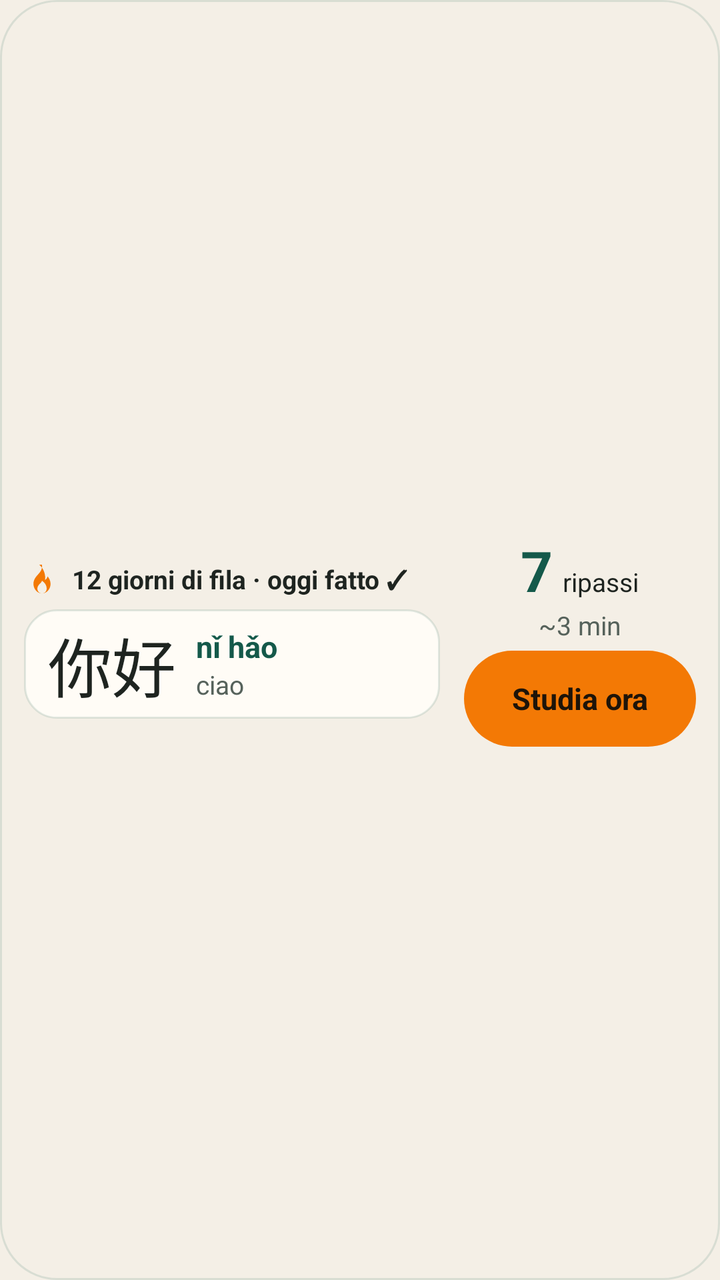
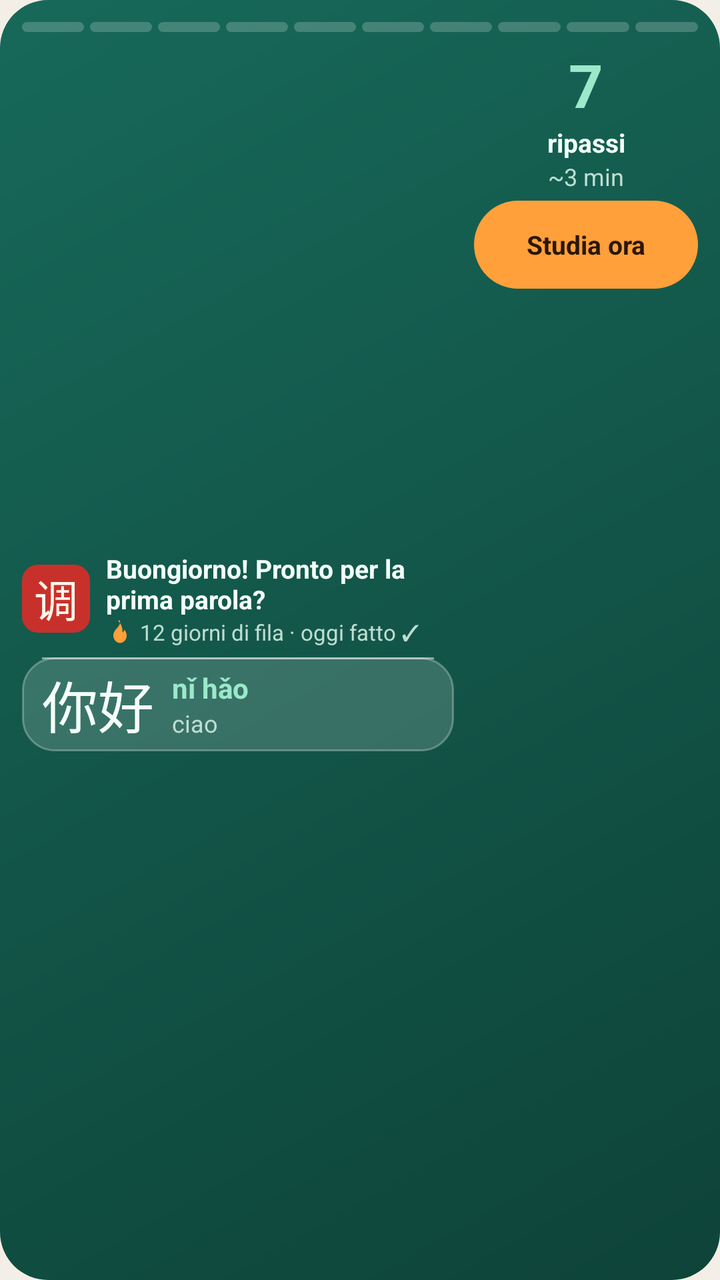

Two renders of the same Android screen: before a commit and after it. Below are the layout's source before the change and the commit's diff.
<!-- AndroidManifest.xml: application theme AppTheme -->
<!-- res/layout/widget_large.xml -->
<?xml version="1.0" encoding="utf-8"?>
<LinearLayout xmlns:android="http://schemas.android.com/apk/res/android"
    android:id="@+id/w_root" android:layout_width="match_parent" android:layout_height="match_parent"
    android:orientation="horizontal" android:gravity="center_vertical" android:baselineAligned="false"
    android:padding="12dp" android:background="@drawable/widget_bg">
    <LinearLayout android:layout_width="0dp" android:layout_height="wrap_content" android:layout_weight="1" android:orientation="vertical">
        <LinearLayout android:layout_width="match_parent" android:layout_height="wrap_content" android:orientation="horizontal" android:gravity="center_vertical">
            <ImageView android:layout_width="18dp" android:layout_height="18dp" android:src="@drawable/ic_w_flame" android:importantForAccessibility="no" />
            <TextView android:id="@+id/w_streak" android:layout_width="0dp" android:layout_height="wrap_content" android:layout_weight="1"
                android:layout_marginStart="6dp" android:maxLines="2" android:ellipsize="end"
                android:text="@string/w_sample_streak" android:textColor="@color/w_ink" android:textSize="13sp" android:textStyle="bold" />
        </LinearLayout>
        <LinearLayout android:id="@+id/w_word" android:layout_width="match_parent" android:layout_height="wrap_content" android:minHeight="52dp"
            android:layout_marginTop="6dp" android:orientation="horizontal" android:gravity="center_vertical"
            android:paddingStart="12dp" android:paddingEnd="12dp" android:paddingTop="4dp" android:paddingBottom="4dp" android:background="@drawable/widget_card">
            <TextView android:id="@+id/w_hz" android:layout_width="wrap_content" android:layout_height="wrap_content" android:maxLines="1"
                android:text="@string/w_sample_hz" android:textColor="@color/w_ink" android:textSize="32sp" />
            <LinearLayout android:layout_width="0dp" android:layout_height="wrap_content" android:layout_weight="1" android:layout_marginStart="10dp" android:orientation="vertical">
                <TextView android:id="@+id/w_py" android:layout_width="match_parent" android:layout_height="wrap_content" android:maxLines="1" android:ellipsize="end"
                    android:text="@string/w_sample_py" android:textColor="@color/w_accent" android:textSize="15sp" android:textStyle="bold" />
                <TextView android:id="@+id/w_it" android:layout_width="match_parent" android:layout_height="wrap_content" android:maxLines="1" android:ellipsize="end"
                    android:text="@string/w_sample_it" android:textColor="@color/w_muted" android:textSize="13sp" />
            </LinearLayout>
        </LinearLayout>
    </LinearLayout>
    <LinearLayout android:layout_width="116dp" android:layout_height="wrap_content" android:layout_marginStart="12dp" android:orientation="vertical" android:gravity="center_horizontal">
        <LinearLayout android:layout_width="wrap_content" android:layout_height="wrap_content" android:orientation="horizontal" android:gravity="bottom">
            <TextView android:id="@+id/w_due_n" android:layout_width="wrap_content" android:layout_height="wrap_content"
                android:text="@string/w_sample_n" android:textColor="@color/w_accent" android:textSize="28sp" android:textStyle="bold" />
            <TextView android:id="@+id/w_due_l" android:layout_width="wrap_content" android:layout_height="wrap_content" android:layout_marginStart="5dp" android:paddingBottom="4dp"
                android:text="@string/w_sample_label" android:textColor="@color/w_ink" android:textSize="13sp" />
        </LinearLayout>
        <TextView android:id="@+id/w_due_d" android:layout_width="match_parent" android:layout_height="wrap_content" android:gravity="center" android:maxLines="1" android:ellipsize="end"
            android:text="@string/w_sample_detail" android:textColor="@color/w_muted" android:textSize="13sp" />
        <TextView android:id="@+id/w_study" android:layout_width="match_parent" android:layout_height="48dp" android:layout_marginTop="4dp"
            android:gravity="center" android:background="@drawable/widget_btn" android:text="@string/w_study"
            android:textColor="@color/w_on_orange" android:textSize="15sp" android:textStyle="bold" />
    </LinearLayout>
</LinearLayout>
<!-- resources referenced by this layout -->
<resources>
  <color name="w_accent">#14594A</color>
  <color name="w_ink">#1E2420</color>
  <color name="w_muted">#56625B</color>
  <color name="w_on_orange">#1E1409</color>
  <!-- drawable ic_w_flame (drawable) -->
  <?xml version="1.0" encoding="utf-8"?>
  <vector xmlns:android="http://schemas.android.com/apk/res/android" android:width="24dp" android:height="24dp" android:viewportWidth="24" android:viewportHeight="24">
      <path android:fillColor="@color/w_orange" android:pathData="M12,2.2c0.4,3.1 -1.1,4.8 -2.6,6.5C7.9,10.4 6.3,12.2 6.3,15c0,3.5 2.6,6.4 5.7,6.4s5.7,-2.9 5.7,-6.4c0,-2 -0.9,-3.7 -2,-5c-0.2,1.1 -0.8,2 -1.7,2.4c0.5,-3.2 -0.6,-7.4 -3.9,-10.2z" />
      <path android:fillColor="@color/w_bg" android:pathData="M12,21.4c-1.8,0 -3.1,-1.4 -3.1,-3.2c0,-1.6 1,-2.6 2,-3.6c0.5,-0.5 0.9,-1 1.1,-1.7c1.3,1.1 3.1,2.5 3.1,5.3c0,1.8 -1.3,3.2 -3.1,3.2z" />
  </vector>
  <!-- drawable widget_bg (drawable) -->
  <?xml version="1.0" encoding="utf-8"?>
  <shape xmlns:android="http://schemas.android.com/apk/res/android" android:shape="rectangle">
      <solid android:color="@color/w_bg" />
      <stroke android:width="1dp" android:color="@color/w_stroke" />
      <corners android:radius="24dp" />
  </shape>
  <!-- drawable widget_btn (drawable) -->
  <?xml version="1.0" encoding="utf-8"?>
  <ripple xmlns:android="http://schemas.android.com/apk/res/android" android:color="@color/w_ripple">
      <item>
          <shape android:shape="rectangle">
              <solid android:color="@color/w_orange" />
              <corners android:radius="24dp" />
          </shape>
      </item>
  </ripple>
  <!-- drawable widget_card (drawable) -->
  <?xml version="1.0" encoding="utf-8"?>
  <ripple xmlns:android="http://schemas.android.com/apk/res/android" android:color="@color/w_ripple">
      <item>
          <shape android:shape="rectangle">
              <solid android:color="@color/w_card" />
              <stroke android:width="1dp" android:color="@color/w_stroke" />
              <corners android:radius="16dp" />
          </shape>
      </item>
  </ripple>
  <string name="w_sample_hz">你好</string>
  <string name="w_sample_it">ciao</string>
  <string name="w_sample_n">7</string>
  <string name="w_study">Studia ora</string>
  <color name="w_orange">#F37905</color>
  <color name="w_bg">#F4EFE6</color>
  <color name="w_stroke">#1F14594A</color>
  <color name="w_ripple">#33000000</color>
  <color name="w_card">#FFFCF6</color>
  <color name="paper">#F4EFE6</color>
  <color name="accent">#14594A</color>
  <!-- unchanged entries left out for length: 5 -->
</resources>

<!-- the commit's change to res/layout/widget_large.xml (unified diff, before → after) -->
@@ -1,39 +1,50 @@
 <?xml version="1.0" encoding="utf-8"?>
 <LinearLayout xmlns:android="http://schemas.android.com/apk/res/android"
     android:id="@+id/w_root" android:layout_width="match_parent" android:layout_height="match_parent"
-    android:orientation="horizontal" android:gravity="center_vertical" android:baselineAligned="false"
-    android:padding="12dp" android:background="@drawable/widget_bg">
-    <LinearLayout android:layout_width="0dp" android:layout_height="wrap_content" android:layout_weight="1" android:orientation="vertical">
+    android:orientation="vertical" android:padding="11dp" android:background="@drawable/w_giada_afternoon">
+    <LinearLayout android:id="@+id/w_segs" android:layout_width="match_parent" android:layout_height="5dp" android:layout_marginBottom="6dp" android:orientation="horizontal">
+        <ImageView android:id="@+id/w_s0" android:layout_width="0dp" android:layout_height="5dp" android:layout_weight="1" android:layout_marginEnd="3dp" android:src="@drawable/w_seg_off" android:scaleType="fitXY" android:importantForAccessibility="no" /><ImageView android:id="@+id/w_s1" android:layout_width="0dp" android:layout_height="5dp" android:layout_weight="1" android:layout_marginEnd="3dp" android:src="@drawable/w_seg_off" android:scaleType="fitXY" android:importantForAccessibility="no" /><ImageView android:id="@+id/w_s2" android:layout_width="0dp" android:layout_height="5dp" android:layout_weight="1" android:layout_marginEnd="3dp" android:src="@drawable/w_seg_off" android:scaleType="fitXY" android:importantForAccessibility="no" /><ImageView android:id="@+id/w_s3" android:layout_width="0dp" android:layout_height="5dp" android:layout_weight="1" android:layout_marginEnd="3dp" android:src="@drawable/w_seg_off" android:scaleType="fitXY" android:importantForAccessibility="no" /><ImageView android:id="@+id/w_s4" android:layout_width="0dp" android:layout_height="5dp" android:layout_weight="1" android:layout_marginEnd="3dp" android:src="@drawable/w_seg_off" android:scaleType="fitXY" android:importantForAccessibility="no" /><ImageView android:id="@+id/w_s5" android:layout_width="0dp" android:layout_height="5dp" android:layout_weight="1" android:layout_marginEnd="3dp" android:src="@drawable/w_seg_off" android:scaleType="fitXY" android:importantForAccessibility="no" /><ImageView android:id="@+id/w_s6" android:layout_width="0dp" android:layout_height="5dp" android:layout_weight="1" android:layout_marginEnd="3dp" android:src="@drawable/w_seg_off" android:scaleType="fitXY" android:importantForAccessibility="no" /><ImageView android:id="@+id/w_s7" android:layout_width="0dp" android:layout_height="5dp" android:layout_weight="1" android:layout_marginEnd="3dp" android:src="@drawable/w_seg_off" android:scaleType="fitXY" android:importantForAccessibility="no" /><ImageView android:id="@+id/w_s8" android:layout_width="0dp" android:layout_height="5dp" android:layout_weight="1" android:layout_marginEnd="3dp" android:src="@drawable/w_seg_off" android:scaleType="fitXY" android:importantForAccessibility="no" /><ImageView android:id="@+id/w_s9" android:layout_width="0dp" android:layout_height="5dp" android:layout_weight="1" android:layout_marginEnd="0dp" android:src="@drawable/w_seg_off" android:scaleType="fitXY" android:importantForAccessibility="no" />
+    </LinearLayout>
+    <LinearLayout android:layout_width="match_parent" android:layout_height="0dp" android:layout_weight="1" android:orientation="horizontal" android:baselineAligned="false">
+        <LinearLayout android:layout_width="0dp" android:layout_height="match_parent" android:layout_weight="1" android:orientation="vertical" android:gravity="center_vertical">
         <LinearLayout android:layout_width="match_parent" android:layout_height="wrap_content" android:orientation="horizontal" android:gravity="center_vertical">
-            <ImageView android:layout_width="18dp" android:layout_height="18dp" android:src="@drawable/ic_w_flame" android:importantForAccessibility="no" />
-            <TextView android:id="@+id/w_streak" android:layout_width="0dp" android:layout_height="wrap_content" android:layout_weight="1"
-                android:layout_marginStart="6dp" android:maxLines="2" android:ellipsize="end"
-                android:text="@string/w_sample_streak" android:textColor="@color/w_ink" android:textSize="13sp" android:textStyle="bold" />
-        </LinearLayout>
-        <LinearLayout android:id="@+id/w_word" android:layout_width="match_parent" android:layout_height="wrap_content" android:minHeight="52dp"
-            android:layout_marginTop="6dp" android:orientation="horizontal" android:gravity="center_vertical"
-            android:paddingStart="12dp" android:paddingEnd="12dp" android:paddingTop="4dp" android:paddingBottom="4dp" android:background="@drawable/widget_card">
-            <TextView android:id="@+id/w_hz" android:layout_width="wrap_content" android:layout_height="wrap_content" android:maxLines="1"
-                android:text="@string/w_sample_hz" android:textColor="@color/w_ink" android:textSize="32sp" />
-            <LinearLayout android:layout_width="0dp" android:layout_height="wrap_content" android:layout_weight="1" android:layout_marginStart="10dp" android:orientation="vertical">
-                <TextView android:id="@+id/w_py" android:layout_width="match_parent" android:layout_height="wrap_content" android:maxLines="1" android:ellipsize="end"
-                    android:text="@string/w_sample_py" android:textColor="@color/w_accent" android:textSize="15sp" android:textStyle="bold" />
-                <TextView android:id="@+id/w_it" android:layout_width="match_parent" android:layout_height="wrap_content" android:maxLines="1" android:ellipsize="end"
-                    android:text="@string/w_sample_it" android:textColor="@color/w_muted" android:textSize="13sp" />
+            <FrameLayout android:layout_width="34dp" android:layout_height="34dp">
+                <TextView android:id="@+id/w_seal" android:layout_width="34dp" android:layout_height="34dp" android:gravity="center" android:background="@drawable/w_seal" android:text="调" android:textColor="#FFF6EA" android:textSize="22sp" android:importantForAccessibility="no" />
+                <ImageView android:id="@+id/w_icon" android:layout_width="34dp" android:layout_height="34dp" android:src="@drawable/ic_g_sun" android:visibility="gone" android:importantForAccessibility="no" />
+            </FrameLayout>
+            <LinearLayout android:layout_width="0dp" android:layout_height="wrap_content" android:layout_weight="1" android:layout_marginStart="8dp" android:orientation="vertical">
+                <TextView android:id="@+id/w_title" android:layout_width="match_parent" android:layout_height="wrap_content" android:maxLines="2" android:ellipsize="end"
+                    android:text="@string/w_sample_msg" android:textColor="@color/w_g_text" android:textSize="13sp" android:textStyle="bold" />
+                <LinearLayout android:layout_width="match_parent" android:layout_height="wrap_content" android:orientation="horizontal" android:gravity="center_vertical">
+                    <ImageView android:id="@+id/w_flame" android:layout_width="14dp" android:layout_height="14dp" android:src="@drawable/ic_g_flame" android:importantForAccessibility="no" />
+                    <TextView android:id="@+id/w_streak" android:layout_width="0dp" android:layout_height="wrap_content" android:layout_weight="1" android:layout_marginStart="3dp" android:maxLines="1" android:ellipsize="end"
+                        android:text="@string/w_sample_streak" android:textColor="@color/w_g_mute" android:textSize="11sp" />
+                </LinearLayout>
             </LinearLayout>
         </LinearLayout>
+        <LinearLayout android:id="@+id/w_word" android:layout_width="match_parent" android:layout_height="wrap_content" android:minHeight="44dp"
+            android:layout_marginTop="5dp" android:orientation="horizontal" android:gravity="center_vertical"
+            android:paddingStart="10dp" android:paddingEnd="10dp" android:paddingTop="3dp" android:paddingBottom="3dp" android:background="@drawable/w_glass">
+            <TextView android:id="@+id/w_hz" android:layout_width="wrap_content" android:layout_height="wrap_content" android:maxLines="1"
+                android:text="@string/w_sample_hz" android:textColor="@color/w_g_text" android:textSize="28sp" />
+            <LinearLayout android:layout_width="0dp" android:layout_height="wrap_content" android:layout_weight="1" android:layout_marginStart="9dp" android:orientation="vertical">
+                <TextView android:id="@+id/w_py" android:layout_width="match_parent" android:layout_height="wrap_content" android:maxLines="1" android:ellipsize="end"
+                    android:text="@string/w_sample_py" android:textColor="@color/w_g_mint" android:textSize="14sp" android:textStyle="bold" />
+                <TextView android:id="@+id/w_it" android:layout_width="match_parent" android:layout_height="wrap_content" android:maxLines="2" android:ellipsize="end"
+                    android:text="@string/w_sample_it" android:textColor="@color/w_g_mute" android:textSize="12sp" />
+            </LinearLayout>
+        </LinearLayout>
+        </LinearLayout>
+    <LinearLayout android:id="@+id/w_right" android:layout_width="112dp" android:layout_height="match_parent" android:layout_marginStart="10dp" android:orientation="vertical" android:gravity="center_horizontal">
+        <TextView android:id="@+id/w_due_n" android:layout_width="wrap_content" android:layout_height="wrap_content"
+            android:text="@string/w_sample_n" android:textColor="@color/w_g_mint" android:textSize="30sp" android:textStyle="bold" />
+        <TextView android:id="@+id/w_due_l" android:layout_width="match_parent" android:layout_height="wrap_content" android:gravity="center" android:maxLines="1" android:ellipsize="end"
+            android:text="@string/w_sample_label" android:textColor="@color/w_g_text" android:textSize="13sp" android:textStyle="bold" />
+        <TextView android:id="@+id/w_due_d" android:layout_width="match_parent" android:layout_height="wrap_content" android:gravity="center" android:maxLines="1" android:ellipsize="end"
+            android:text="@string/w_sample_detail" android:textColor="@color/w_g_mute" android:textSize="12sp" />
+        <TextView android:id="@+id/w_study" android:layout_width="match_parent" android:layout_height="44dp" android:layout_marginTop="4dp"
+            android:gravity="center" android:maxLines="2" android:ellipsize="end" android:paddingStart="6dp" android:paddingEnd="6dp" android:background="@drawable/w_btn_giada" android:text="@string/w_study"
+            android:textColor="@color/w_g_on_orange" android:textSize="13sp" android:textStyle="bold" />
     </LinearLayout>
-    <LinearLayout android:layout_width="116dp" android:layout_height="wrap_content" android:layout_marginStart="12dp" android:orientation="vertical" android:gravity="center_horizontal">
-        <LinearLayout android:layout_width="wrap_content" android:layout_height="wrap_content" android:orientation="horizontal" android:gravity="bottom">
-            <TextView android:id="@+id/w_due_n" android:layout_width="wrap_content" android:layout_height="wrap_content"
-                android:text="@string/w_sample_n" android:textColor="@color/w_accent" android:textSize="28sp" android:textStyle="bold" />
-            <TextView android:id="@+id/w_due_l" android:layout_width="wrap_content" android:layout_height="wrap_content" android:layout_marginStart="5dp" android:paddingBottom="4dp"
-                android:text="@string/w_sample_label" android:textColor="@color/w_ink" android:textSize="13sp" />
-        </LinearLayout>
-        <TextView android:id="@+id/w_due_d" android:layout_width="match_parent" android:layout_height="wrap_content" android:gravity="center" android:maxLines="1" android:ellipsize="end"
-            android:text="@string/w_sample_detail" android:textColor="@color/w_muted" android:textSize="13sp" />
-        <TextView android:id="@+id/w_study" android:layout_width="match_parent" android:layout_height="48dp" android:layout_marginTop="4dp"
-            android:gravity="center" android:background="@drawable/widget_btn" android:text="@string/w_study"
-            android:textColor="@color/w_on_orange" android:textSize="15sp" android:textStyle="bold" />
     </LinearLayout>
 </LinearLayout>
<!-- resource entries referenced after the edit -->
@@ -1,52 +1,62 @@
 <!-- resources referenced by this layout -->
 <resources>
-  <color name="w_accent">#14594A</color>
-  <color name="w_ink">#1E2420</color>
-  <color name="w_muted">#56625B</color>
-  <color name="w_on_orange">#1E1409</color>
-  <!-- drawable ic_w_flame (drawable) -->
+  <color name="w_g_mint">#9BE8CB</color>
+  <color name="w_g_mute">#BFDDD2</color>
+  <color name="w_g_on_orange">#2A1604</color>
+  <color name="w_g_text">#F4FFF9</color>
+  <!-- drawable ic_g_flame (drawable) -->
   <?xml version="1.0" encoding="utf-8"?>
-  <vector xmlns:android="http://schemas.android.com/apk/res/android" android:width="24dp" android:height="24dp" android:viewportWidth="24" android:viewportHeight="24">
-      <path android:fillColor="@color/w_orange" android:pathData="M12,2.2c0.4,3.1 -1.1,4.8 -2.6,6.5C7.9,10.4 6.3,12.2 6.3,15c0,3.5 2.6,6.4 5.7,6.4s5.7,-2.9 5.7,-6.4c0,-2 -0.9,-3.7 -2,-5c-0.2,1.1 -0.8,2 -1.7,2.4c0.5,-3.2 -0.6,-7.4 -3.9,-10.2z" />
-      <path android:fillColor="@color/w_bg" android:pathData="M12,21.4c-1.8,0 -3.1,-1.4 -3.1,-3.2c0,-1.6 1,-2.6 2,-3.6c0.5,-0.5 0.9,-1 1.1,-1.7c1.3,1.1 3.1,2.5 3.1,5.3c0,1.8 -1.3,3.2 -3.1,3.2z" />
+  <vector xmlns:android="http://schemas.android.com/apk/res/android" android:width="40dp" android:height="40dp" android:viewportWidth="24" android:viewportHeight="24">
+      <path android:fillColor="@color/w_g_orange" android:pathData="M12,2.2c0.4,3.1 -1.1,4.8 -2.6,6.5C7.9,10.4 6.3,12.2 6.3,15c0,3.5 2.6,6.4 5.7,6.4s5.7,-2.9 5.7,-6.4c0,-2 -0.9,-3.7 -2,-5c-0.2,1.1 -0.8,2 -1.7,2.4c0.5,-3.2 -0.6,-7.4 -3.9,-10.2z" />
   </vector>
-  <!-- drawable widget_bg (drawable) -->
+  <!-- drawable ic_g_sun (drawable) -->
   <?xml version="1.0" encoding="utf-8"?>
-  <shape xmlns:android="http://schemas.android.com/apk/res/android" android:shape="rectangle">
-      <solid android:color="@color/w_bg" />
-      <stroke android:width="1dp" android:color="@color/w_stroke" />
-      <corners android:radius="24dp" />
-  </shape>
-  <!-- drawable widget_btn (drawable) -->
+  <vector xmlns:android="http://schemas.android.com/apk/res/android" android:width="40dp" android:height="40dp" android:viewportWidth="24" android:viewportHeight="24">
+      <path android:strokeColor="@color/w_g_orange" android:strokeWidth="1.8" android:fillColor="#00000000" android:pathData="M12,7.4a4.6,4.6 0 1,0 0.01,0z" />
+      <path android:strokeColor="@color/w_g_orange" android:strokeWidth="1.8" android:strokeLineCap="round" android:fillColor="#00000000" android:pathData="M12,2.4v2.4M12,19.2v2.4M2.4,12h2.4M19.2,12h2.4M5.2,5.2l1.7,1.7M17.1,17.1l1.7,1.7M5.2,18.8l1.7,-1.7M17.1,6.9l1.7,-1.7" />
+  </vector>
+  <!-- drawable w_btn_giada (drawable) -->
   <?xml version="1.0" encoding="utf-8"?>
-  <ripple xmlns:android="http://schemas.android.com/apk/res/android" android:color="@color/w_ripple">
+  <ripple xmlns:android="http://schemas.android.com/apk/res/android" android:color="@color/w_g_ripple">
+      <item><shape android:shape="rectangle"><solid android:color="@color/w_g_orange" /><corners android:radius="24dp" /></shape></item>
+  </ripple>
+  <!-- drawable w_giada_afternoon (drawable) -->
+  <?xml version="1.0" encoding="utf-8"?>
+  <layer-list xmlns:android="http://schemas.android.com/apk/res/android">
+      <item><shape android:shape="rectangle">
+      <gradient android:angle="315" android:startColor="@color/w_g_a" android:endColor="@color/w_g_b" />
+          <corners android:radius="24dp" />
+      </shape></item>
+  </layer-list>
+  <!-- drawable w_glass (drawable) -->
+  <?xml version="1.0" encoding="utf-8"?>
+  <ripple xmlns:android="http://schemas.android.com/apk/res/android" android:color="@color/w_g_ripple">
       <item>
-          <shape android:shape="rectangle">
-              <solid android:color="@color/w_orange" />
-              <corners android:radius="24dp" />
-          </shape>
+          <layer-list>
+              <item><shape android:shape="rectangle"><solid android:color="@color/w_g_glass" /><stroke android:width="1dp" android:color="@color/w_g_glass_line" /><corners android:radius="16dp" /></shape></item>
+              <item android:top="0dp" android:left="10dp" android:right="10dp" android:height="1dp" android:gravity="top"><shape android:shape="rectangle"><solid android:color="#80FFFFFF" /></shape></item>
+          </layer-list>
       </item>
   </ripple>
-  <!-- drawable widget_card (drawable) -->
+  <!-- drawable w_seal (drawable) -->
   <?xml version="1.0" encoding="utf-8"?>
-  <ripple xmlns:android="http://schemas.android.com/apk/res/android" android:color="@color/w_ripple">
-      <item>
-          <shape android:shape="rectangle">
-              <solid android:color="@color/w_card" />
-              <stroke android:width="1dp" android:color="@color/w_stroke" />
-              <corners android:radius="16dp" />
-          </shape>
-      </item>
-  </ripple>
+  <shape xmlns:android="http://schemas.android.com/apk/res/android" android:shape="rectangle"><solid android:color="@color/w_g_seal" /><corners android:radius="8dp" /></shape>
+  <!-- drawable w_seg_off (drawable) -->
+  <?xml version="1.0" encoding="utf-8"?>
+  <shape xmlns:android="http://schemas.android.com/apk/res/android" android:shape="rectangle"><solid android:color="@color/w_g_seg_off" /><corners android:radius="3dp" /><size android:width="40dp" android:height="5dp" /></shape>
   <string name="w_sample_hz">你好</string>
   <string name="w_sample_it">ciao</string>
+  <string name="w_sample_msg">Buongiorno! Pronto per la prima parola?</string>
   <string name="w_sample_n">7</string>
   <string name="w_study">Studia ora</string>
-  <color name="w_orange">#F37905</color>
-  <color name="w_bg">#F4EFE6</color>
-  <color name="w_stroke">#1F14594A</color>
-  <color name="w_ripple">#33000000</color>
-  <color name="w_card">#FFFCF6</color>
+  <color name="w_g_orange">#FFA03A</color>
+  <color name="w_g_ripple">#33FFFFFF</color>
+  <color name="w_g_a">#17695A</color>
+  <color name="w_g_b">#0E4338</color>
+  <color name="w_g_glass">#29FFFFFF</color>
+  <color name="w_g_glass_line">#47FFFFFF</color>
+  <color name="w_g_seal">#C8312B</color>
+  <color name="w_g_seg_off">#33FFFFFF</color>
   <color name="paper">#F4EFE6</color>
   <color name="accent">#14594A</color>
   <!-- unchanged entries left out for length: 5 -->
